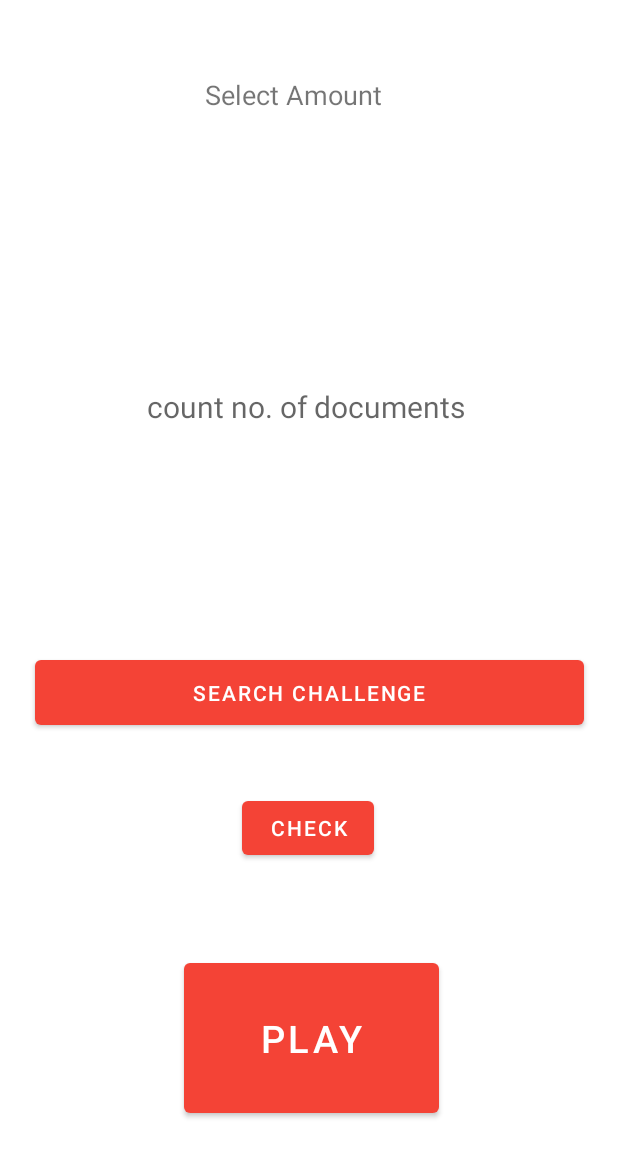
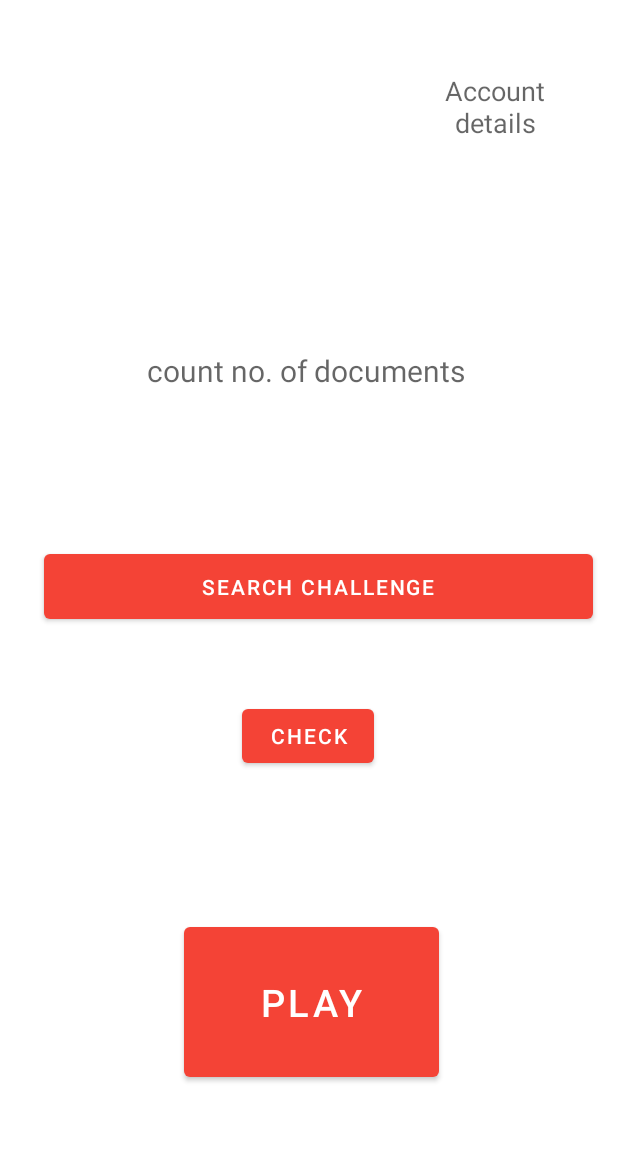
Before and after one commit to AlbertSolomon/cash-booster, an Android app: the layout activity_2.xml on its own in the app's theme, with its tools: preview values and no code run, on a phone screen of 412 x 824 dp. Shown: the top 1157 px of the screen. Run offline under Robolectric (Android 15) with nearby library versions, the phone set to English and light mode, and no system bars.

```diff
--- a/app/src/main/res/layout/activity_2.xml
+++ b/app/src/main/res/layout/activity_2.xml
@@ -36,13 +36,13 @@
 
     <TextView
         android:id="@+id/textView2"
-        android:layout_width="237dp"
-        android:layout_height="232dp"
+        android:layout_width="267dp"
+        android:layout_height="133dp"
         android:gravity="center"
+        android:hint="count no. of documents "
         android:text=""
-        android:hint="count no. of documents "
+        android:textAlignment="center"
         android:textColor="#F44336"
-        android:textAlignment="center"
         android:textSize="20dp"
         app:layout_constraintBottom_toBottomOf="parent"
         app:layout_constraintEnd_toEndOf="parent"
@@ -59,25 +59,26 @@
         app:backgroundTint="#F44336"
         app:layout_constraintBottom_toBottomOf="parent"
         app:layout_constraintEnd_toEndOf="parent"
-        app:layout_constraintHorizontal_bias="0.5"
+        app:layout_constraintHorizontal_bias="0.644"
         app:layout_constraintStart_toStartOf="parent"
         app:layout_constraintTop_toTopOf="parent"
-        app:layout_constraintVertical_bias="0.565" />
+        app:layout_constraintVertical_bias="0.473" />
 
     <TextView
-        android:id="@+id/textView5"
-        android:layout_width="146dp"
-        android:layout_height="43dp"
+        android:id="@+id/CashBalanceDisplay"
+        android:layout_width="102dp"
+        android:layout_height="83dp"
+        android:hint="Account details"
         android:gravity="center"
-        android:text="Select Amount"
         android:textAlignment="center"
+        android:textColor="#F44336"
         android:textSize="18dp"
         app:layout_constraintBottom_toBottomOf="parent"
         app:layout_constraintEnd_toEndOf="parent"
-        app:layout_constraintHorizontal_bias="0.46"
+        app:layout_constraintHorizontal_bias="0.902"
         app:layout_constraintStart_toStartOf="parent"
         app:layout_constraintTop_toTopOf="parent"
-        app:layout_constraintVertical_bias="0.053" />
+        app:layout_constraintVertical_bias="0.04" />
 
 
 </androidx.constraintlayout.widget.ConstraintLayout>
```
Also changed, not shown: app/src/main/java/com/example/cashbooster/Activity2.java (+47 -1 lines), app/src/main/java/com/example/cashbooster/Activity4.java (+27 -13 lines).
